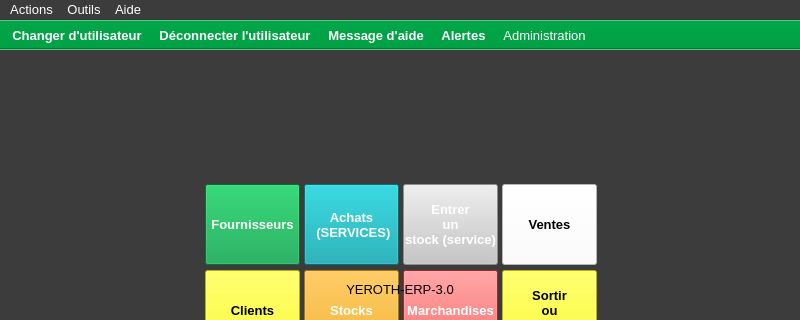
Qt form ui/yeroth-erp-main-window.ui (xnoumbissinoundou/yeroth-erp-3.0) before a commit; both pictures show x 0 to 800 and y 0 to 320 of the 800 by 600 pixel window.
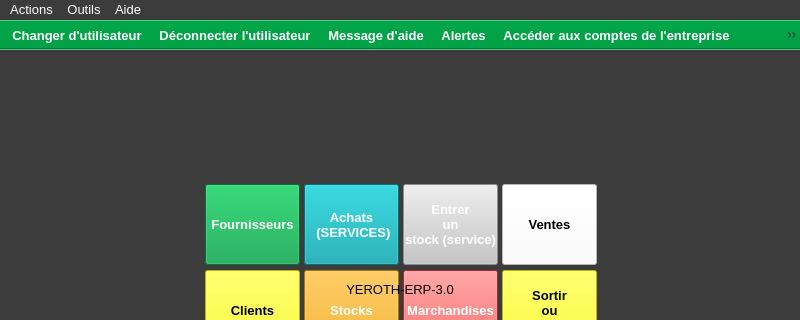
The same form after that commit. Icons and pictures are not drawn. Custom widgets are drawn as their Qt base class.

What changed in the file:
```diff
--- a/ui/yeroth-erp-main-window.ui
+++ b/ui/yeroth-erp-main-window.ui
@@ -8509,6 +8509,7 @@
    <addaction name="actionDeconnecter_utilisateur"/>
    <addaction name="actionAppeler_aide"/>
    <addaction name="actionAlertes"/>
+   <addaction name="action_acceder_aux_comptes_de_lentreprise"/>
    <addaction name="actionAdministration"/>
   </widget>
   <action name="actionA_propos">
```
Left out of the diff: 5 changed lines with no effect on the pictures.
